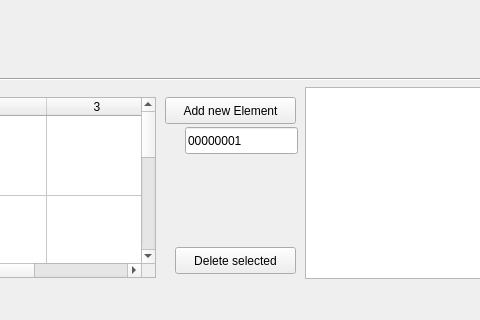
ExtremeModerate/lr-facetags, file datasettools2/mainwindow.ui: the form before one commit; both pictures show x 516 to 996 and y 413 to 733 of the 1091 by 733 pixel window.
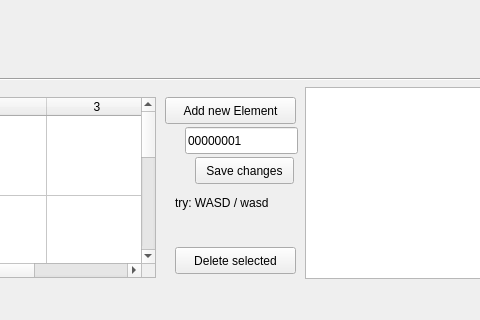
The form after the commit. Custom widgets are drawn as their Qt base class.

Commit message: add edit functionality with wasd keys

What changed in the file:
```diff
--- a/datasettools2/mainwindow.ui
+++ b/datasettools2/mainwindow.ui
@@ -404,6 +404,32 @@
         </item>
        </widget>
       </widget>
+      <widget class="QPushButton" name="pushButton_3">
+       <property name="geometry">
+        <rect>
+         <x>700</x>
+         <y>70</y>
+         <width>99</width>
+         <height>27</height>
+        </rect>
+       </property>
+       <property name="text">
+        <string>Save changes</string>
+       </property>
+      </widget>
+      <widget class="QLabel" name="label">
+       <property name="geometry">
+        <rect>
+         <x>680</x>
+         <y>100</y>
+         <width>131</width>
+         <height>31</height>
+        </rect>
+       </property>
+       <property name="text">
+        <string>try: WASD / wasd</string>
+       </property>
+      </widget>
      </widget>
     </item>
     <item row="0" column="1">
```
The commit also changes 4 other files.
